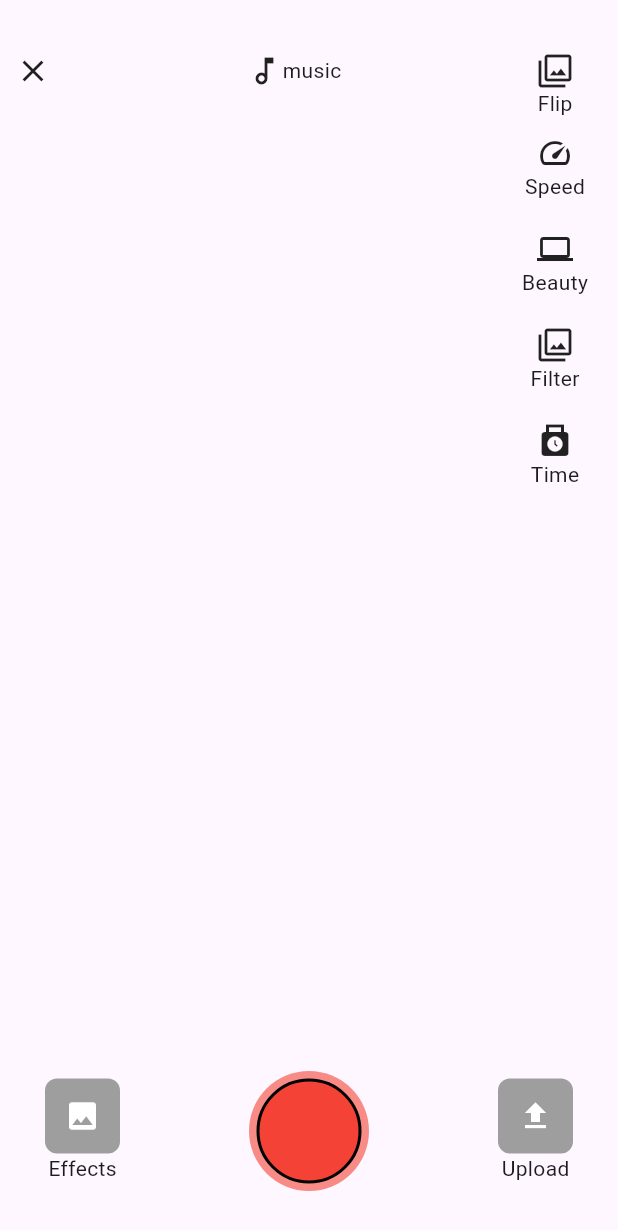
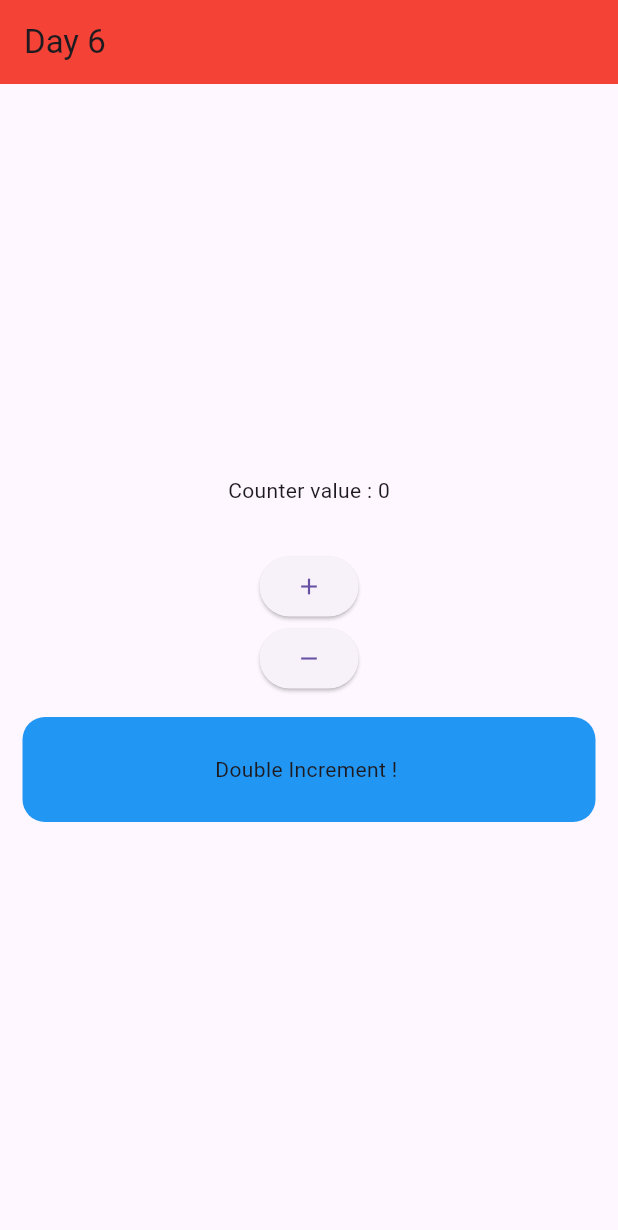
Before and after one commit to Sonykhan1121/Learning-Flutter-, a Flutter app: the screen it shows after launch, on a phone screen of 412 x 824 dp. Shown: the top 1230 px of the screen. Run offline on Flutter 3.47's test engine with Material 3 defaults, Android fonts, the phone set to English and light mode, and no system bars.

Commit message:
increment & decrement and functions

```diff
--- a/flutter30dayschallenge/lib/main.dart
+++ b/flutter30dayschallenge/lib/main.dart
@@ -2,6 +2,7 @@
 import 'package:flutter30dayschallenge/pages/day3.dart';
 import 'package:flutter30dayschallenge/pages/day4.dart';
 import 'package:flutter30dayschallenge/pages/day5.dart';
+import 'package:flutter30dayschallenge/pages/day6.dart';
 import 'package:flutter30dayschallenge/pages/home_page.dart';
 import 'package:flutter30dayschallenge/pages/imagepage.dart';
 import 'package:flutter30dayschallenge/pages/loginpage.dart';
@@ -19,7 +20,8 @@
       return MaterialApp(
         debugShowCheckedModeBanner: false,
         title: "30 days Challenges",
-        home: Tiktokui(),
+        home: Day6(),
+
       );
   }
 
--- /dev/null
+++ b/flutter30dayschallenge/lib/pages/day6.dart
@@ -0,0 +1,78 @@
+import 'package:flutter/material.dart';
+
+class Day6 extends StatefulWidget {
+  const Day6({super.key});
+
+  @override
+  State<Day6> createState() => _Day6State();
+}
+
+class _Day6State extends State<Day6> {
+  int value = 0;
+
+  @override
+  Widget build(BuildContext context) {
+    return SafeArea(
+      child: Scaffold(
+        appBar: AppBar(
+          title: Text('Day 6'),
+          backgroundColor: Colors.red,
+        ),
+        body: Center(
+          child: Column(
+            mainAxisAlignment: MainAxisAlignment.center,
+            children: [
+              Text(
+                'Counter value : $value',
+              ),
+              SizedBox(
+                height: 30,
+              ),
+              ElevatedButton(
+                onPressed: () {
+                  setState(() {
+                    value++;
+                  });
+                },
+                child: Icon(Icons.add),
+              ),
+              ElevatedButton(
+                onPressed: () {
+                  setState(() {
+                    value--;
+                  });
+                },
+                child: Icon(Icons.remove),
+              ),
+              containerButton(),
+            ],
+          ),
+        ),
+      ),
+    );
+  }
+
+  Widget containerButton() {
+    return InkWell(
+      onTap: (){
+        setState(() {
+          value += 2;
+        });
+      },
+      child: Container(
+
+        height: 70,
+        margin: EdgeInsets.all(15),
+        padding: EdgeInsets.all(15),
+        alignment: Alignment.center,
+        decoration: BoxDecoration(
+          color: Colors.blue,
+          borderRadius: BorderRadius.all(
+            Radius.circular(15),
+          ),
+        ),
+        child: Text("Double Increment ! "),
+      ),
+    );
+  }
+}
```
